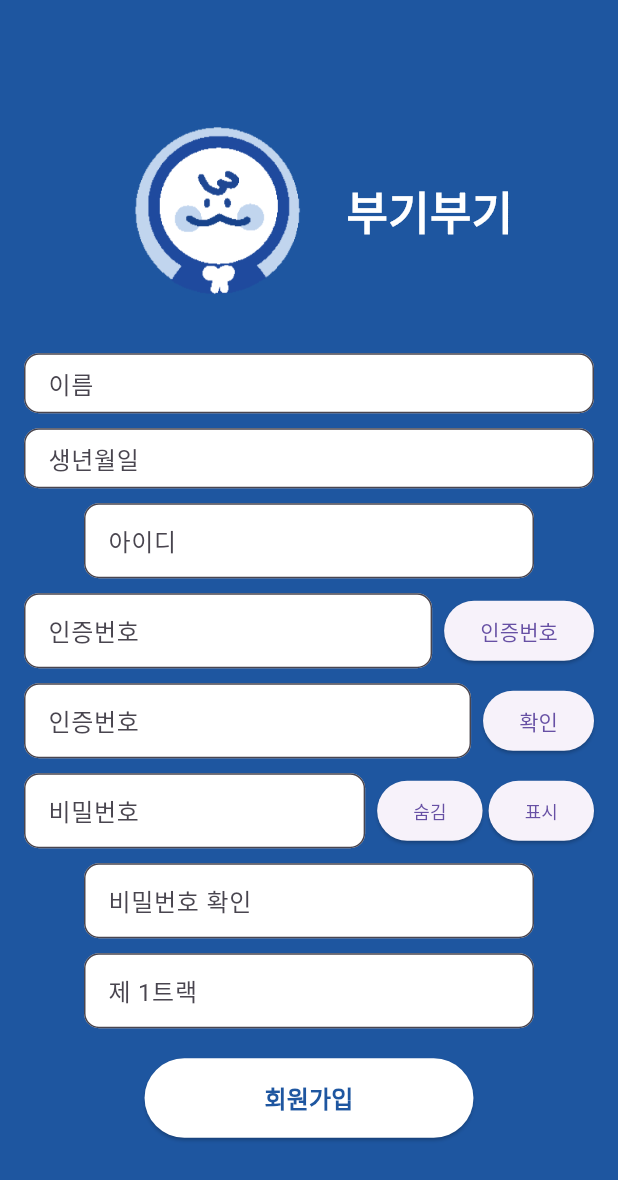
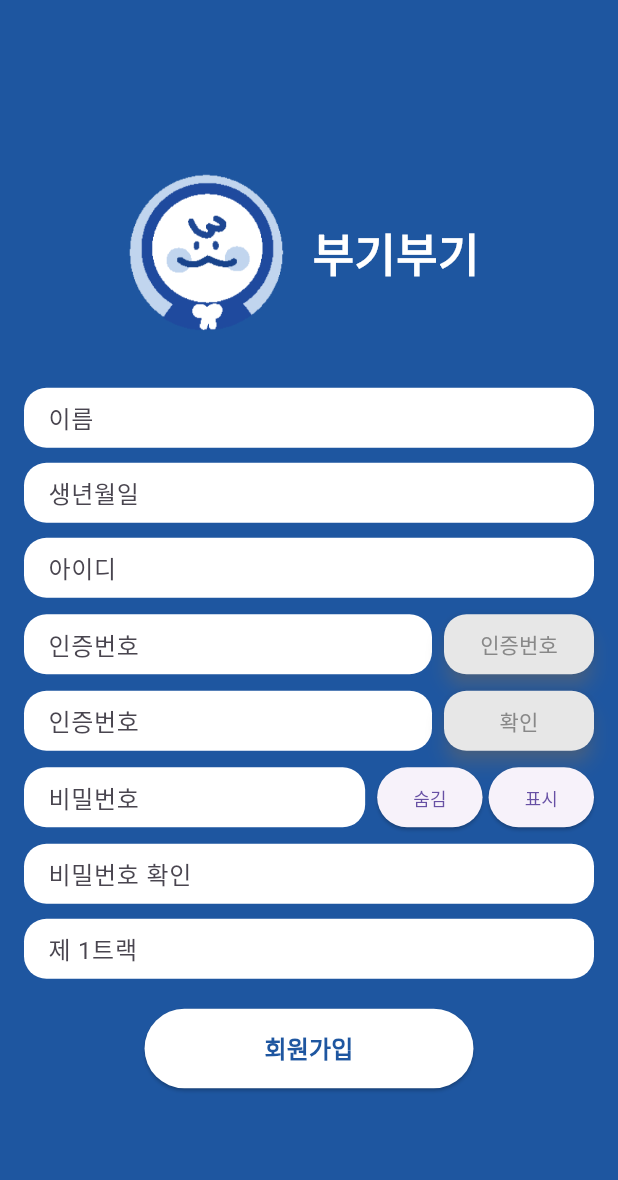
Before and after one commit to withboogieboogie/Boogieboogie, a Flutter app: the screen it shows after launch, after a tap on "회원가입", on a phone screen of 412 x 824 dp. Shown: the top 1180 px of the screen. Run offline on Flutter 3.47's test engine with Material 3 defaults, Android fonts, the light colour scheme and no system bars; our stand-ins replace lottie; Roboto replaces fonts that are missing (MainFont).

Commit message:
FE#4 일일미션

```diff
--- a/lib/screens/login.dart
+++ b/lib/screens/login.dart
@@ -1,8 +1,6 @@
 import 'package:flutter/material.dart';
 import 'chat_page.dart'; // 메인 화면 가져오기
 import 'sign_up.dart';
-
-
 
 class LoginPage extends StatefulWidget {
   const LoginPage({super.key});
@@ -16,19 +14,24 @@ class _LoginPageState extends State<LoginPage> {
   final TextEditingController _passwordController = TextEditingController();
 
   void _login() {
-    // 로그인 버튼 로직
     Navigator.push(
       context,
-      MaterialPageRoute(builder: (context) => const ChatPage()),
+      MaterialPageRoute(builder: (context) => const ChatPage()), // const 확인 필요
     );
   }
 
   void _signup() {
-    // 회원가입 버튼 로직
     Navigator.push(
       context,
-      MaterialPageRoute(builder: (context) => const SignupPage()),
+      MaterialPageRoute(builder: (context) => const SignupPage()), // const 확인 필요
     );
+  }
+
+  @override
+  void dispose() {
+    _usernameController.dispose();
+    _passwordController.dispose();
+    super.dispose();
   }
 
   @override
@@ -37,18 +40,16 @@ class _LoginPageState extends State<LoginPage> {
       backgroundColor: const Color(0xFF1C4A90),
       appBar: AppBar(
         backgroundColor: const Color(0xFF1C4A90),
-        elevation: 0, // AppBar 그림자 제거
+        elevation: 0,
       ),
       body: Padding(
         padding: const EdgeInsets.only(top: 125.0, left: 16.0, right: 16.0),
         child: Column(
-
-          mainAxisAlignment: MainAxisAlignment.start, // Column을 위쪽 정렬
+          mainAxisAlignment: MainAxisAlignment.start,
           crossAxisAlignment: CrossAxisAlignment.center,
           children: <Widget>[
-            // 로고 이미지
             Image.asset(
-              'assets/splash.png', // 실제 이미지 경로로 변경
+              'assets/splash.png',
               height: 300,
             ),
             const SizedBox(height: 0),
@@ -62,16 +63,14 @@ class _LoginPageState extends State<LoginPage> {
               ),
             ),
             const SizedBox(height: 30),
-
-            // 회원가입 및 로그인 버튼
             Row(
               mainAxisAlignment: MainAxisAlignment.center,
               children: [
                 ElevatedButton(
                   onPressed: _signup,
                   style: ElevatedButton.styleFrom(
-                    backgroundColor: const Color(0xFF3263AF), // 버튼 배경색
-                    foregroundColor: Colors.white, // 버튼 텍스트 색상
+                    backgroundColor: const Color(0xFF3263AF),
+                    foregroundColor: Colors.white,
                     minimumSize: const Size(150, 65),
                     shape: RoundedRectangleBorder(
                       borderRadius: BorderRadius.circular(20),
@@ -84,19 +83,18 @@ class _LoginPageState extends State<LoginPage> {
                   child: const Text(
                     '회원가입',
                     style: TextStyle(
-                      fontSize: 19, // 텍스트 크기 조정
-                      fontWeight: FontWeight.bold, // 필요 시 텍스트 굵기 조정
+                      fontSize: 19,
+                      fontWeight: FontWeight.bold,
                     ),
                   ),
                 ),
-
                 const SizedBox(width: 10),
                 ElevatedButton(
                   onPressed: _login,
                   style: ElevatedButton.styleFrom(
-                    backgroundColor: const Color(0xFF767676), // 로그인 버튼 배경색
-                    foregroundColor: Colors.white, // 로그인 버튼 텍스트 색상
-                    minimumSize: const Size(150,65),
+                    backgroundColor: const Color(0xFF767676),
+                    foregroundColor: Colors.white,
+                    minimumSize: const Size(150, 65),
                     shape: RoundedRectangleBorder(
                       borderRadius: BorderRadius.circular(20),
                     ),
@@ -108,14 +106,13 @@ class _LoginPageState extends State<LoginPage> {
                   child: const Text(
                     '로그인',
                     style: TextStyle(
-                      fontSize: 19, // 텍스트 크기 조정
-                      fontWeight: FontWeight.bold, // 필요 시 텍스트 굵기 조정
+                      fontSize: 19,
+                      fontWeight: FontWeight.bold,
                     ),
                   ),
                 ),
               ],
             ),
-
           ],
         ),
       ),
--- a/lib/screens/sign_up.dart
+++ b/lib/screens/sign_up.dart
@@ -24,11 +24,12 @@ class SignupPage extends StatelessWidget {
               Row(
                 mainAxisAlignment: MainAxisAlignment.center,
                 children: [
+                  SizedBox(width: 15), // 좌측 여백
                   Image.asset(
                     'assets/splash.png', // 로고 파일 경로 설정
-                    height: 150,
+                    height: 140,
                   ),
-                  SizedBox(width: 10),
+                  SizedBox(width: 0), // 로고와 텍스트 사이의 간격 조정
                   Text(
                     '부기부기',
                     style: TextStyle(
@@ -38,6 +39,7 @@ class SignupPage extends StatelessWidget {
                       fontFamily: 'MainFont', // 원하는 폰트 설정
                     ),
                   ),
+                  SizedBox(width: 40), // 우측 여백
                 ],
               ),
               SizedBox(height: 20),
@@ -45,64 +47,80 @@ class SignupPage extends StatelessWidget {
               CustomTextField(
                 label: '이름',
                 textStyle: textFieldStyle,
-                //width: 300, // 원하는 너비로 설정
-                height: 40, // 원하는 높이로 설정
+                height: 40,
               ),
               SizedBox(height: 10),
               // 생년월일 입력 필드
               CustomTextField(
                 label: '생년월일',
                 textStyle: textFieldStyle,
-                //width: 300,
                 height: 40,
               ),
               SizedBox(height: 10),
-
               // 아이디 입력 필드
               CustomTextField(
                 label: '아이디',
                 hintText: '(example@google.com)',
                 textStyle: textFieldStyle,
-                width: 300,
-                height: 50,
+                height: 40,
               ),
-              SizedBox(height: 10),
+              SizedBox(height: 7),
               Row(
                 children: [
                   Expanded(
                     child: CustomTextField(
                       label: '인증번호',
                       textStyle: textFieldStyle,
-                      height: 50,
+                      height: 40,
                     ),
                   ),
                   SizedBox(width: 8),
                   ElevatedButton(
+                    style: ElevatedButton.styleFrom(
+                      backgroundColor: const Color(0xFFE7E7E7), // 버튼 배경색
+                      foregroundColor: const Color(0xFF888888), // 텍스트 색상
+                      shadowColor: Colors.grey, // 그림자 색상
+                      elevation: 5, // 그림자 깊이
+                      fixedSize: Size(100, 40),
+                      //adding: EdgeInsets.symmetric(horizontal: 16, vertical: 12),
+                      shape: RoundedRectangleBorder(
+                        borderRadius: BorderRadius.circular(15), // 둥근 모서리
+                      ),
+                    ),
                     onPressed: () {},
                     child: Text('인증번호'),
                   ),
                 ],
               ),
-              SizedBox(height: 10),
-              // 인증번호 입력 필드
+              SizedBox(height: 3),
               Row(
                 children: [
                   Expanded(
                     child: CustomTextField(
                       label: '인증번호',
                       textStyle: textFieldStyle,
-                      height: 50,
+                      height: 40,
                     ),
                   ),
                   SizedBox(width: 8),
                   ElevatedButton(
+                    style: ElevatedButton.styleFrom(
+                      backgroundColor: const Color(0xFFE7E7E7), // 버튼 배경색
+                      foregroundColor: const Color(0xFF888888), // 텍스트 색상
+                      shadowColor: Colors.grey, // 그림자 색상
+                      elevation: 5, // 그림자 깊이
+                      fixedSize: Size(100, 40), //버튼 크기
+                      //adding: EdgeInsets.symmetric(horizontal: 16, vertical: 12),
+                      shape: RoundedRectangleBorder(
+                        borderRadius: BorderRadius.circular(15), // 둥근 모서리
+                      ),
+                    ),
                     onPressed: () {},
                     child: Text('확인'),
                   ),
                 ],
               ),
-              SizedBox(height: 10),
-              // 비밀번호 입력 필드
+              SizedBox(height: 3),
               Row(
                 children: [
                   Expanded(
@@ -110,7 +128,7 @@ class SignupPage extends StatelessWidget {
                       label: '비밀번호',
                       obscureText: true,
                       textStyle: textFieldStyle,
-                      height: 50,
+                      height: 40,
                     ),
                   ),
                   SizedBox(width: 8),
@@ -125,35 +143,29 @@ class SignupPage extends StatelessWidget {
                   ),
                 ],
               ),
-              SizedBox(height: 10),
-              // 비밀번호 확인 입력 필드
+              SizedBox(height: 7),
               CustomTextField(
                 label: '비밀번호 확인',
                 obscureText: true,
                 textStyle: textFieldStyle,
-                width: 300,
-                height: 50,
+                height: 40,
               ),
               SizedBox(height: 10),
-              // 제1트랙 입력 필드
               CustomTextField(
                 label: '제 1트랙',
                 textStyle: textFieldStyle,
-                width: 300,
-                height: 50,
+                height: 40,
               ),
               SizedBox(height: 20),
-              // 회원가입 버튼
               ElevatedButton(
                 onPressed: () {
-                  // 회원가입 버튼을 누르면 LoginPage로 돌아감
                   Navigator.push(
                     context,
                     MaterialPageRoute(builder: (context) => const LoginPage()),
                   );
                 },
                 style: ElevatedButton.styleFrom(
-                  backgroundColor: Colors.white, // 버튼 색상
+                  backgroundColor: Colors.white,
                   padding: EdgeInsets.symmetric(horizontal: 80, vertical: 15),
                   shape: RoundedRectangleBorder(
                     borderRadius: BorderRadius.circular(30),
@@ -176,13 +188,12 @@ class SignupPage extends StatelessWidget {
   }
 }
 
-
 // 커스텀 텍스트 필드 위젯
 class CustomTextField extends StatelessWidget {
   final String label;
   final String? hintText;
   final bool obscureText;
-  final TextStyle textStyle; // 텍스트 필드의 스타일을 위한 변수
+  final TextStyle textStyle;
   final double? width;
   final double? height;
 
@@ -198,19 +209,22 @@ class CustomTextField extends StatelessWidget {
   @override
   Widget build(BuildContext context) {
     return Container(
-      width: width,   // 너비 설정
-      height: height, // 높이 설정
+      width: width,
+      height: height,
+      decoration: BoxDecoration(
+        color: Colors.white,
+        borderRadius: BorderRadius.circular(15.0), // 둥근 모서리 설정
+      ),
+      padding: EdgeInsets.symmetric(horizontal: 16), // 텍스트 필드 안쪽 여백
+      alignment: Alignment.center,
       child: TextFormField(
         obscureText: obscureText,
         style: textStyle,
         decoration: InputDecoration(
           labelText: label,
           hintText: hintText,
-          border: OutlineInputBorder(
-            borderRadius: BorderRadius.circular(10),
-          ),
-          filled: true,
-          fillColor: Colors.white,
+          floatingLabelBehavior: FloatingLabelBehavior.never,
+          border: InputBorder.none, // 기본 테두리 제거
         ),
       ),
     );
```
